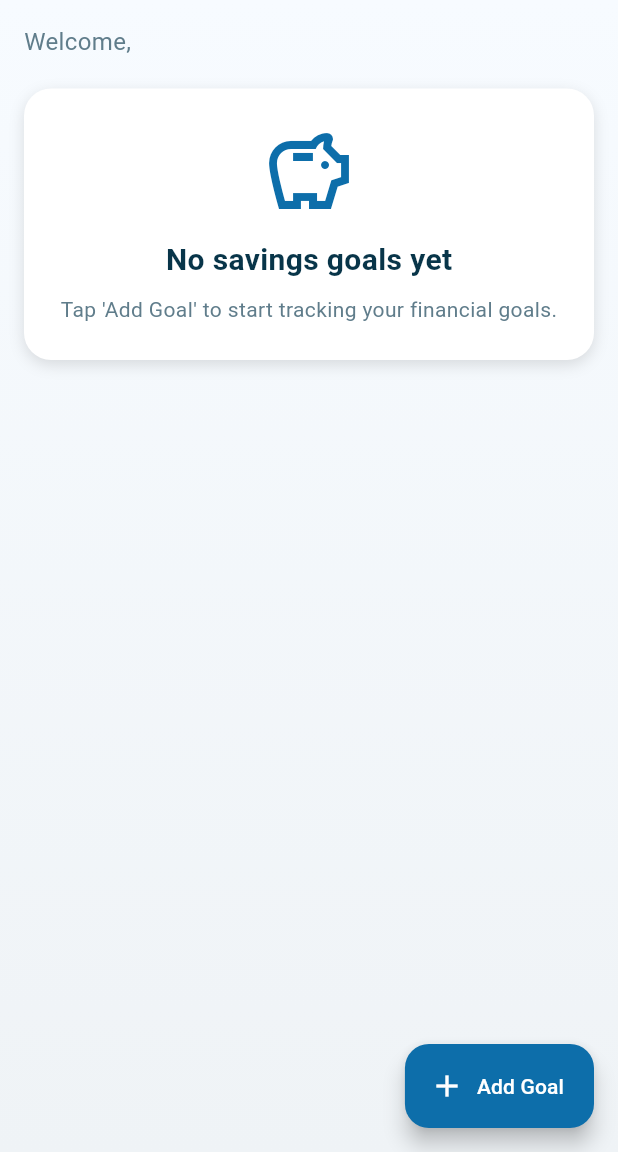
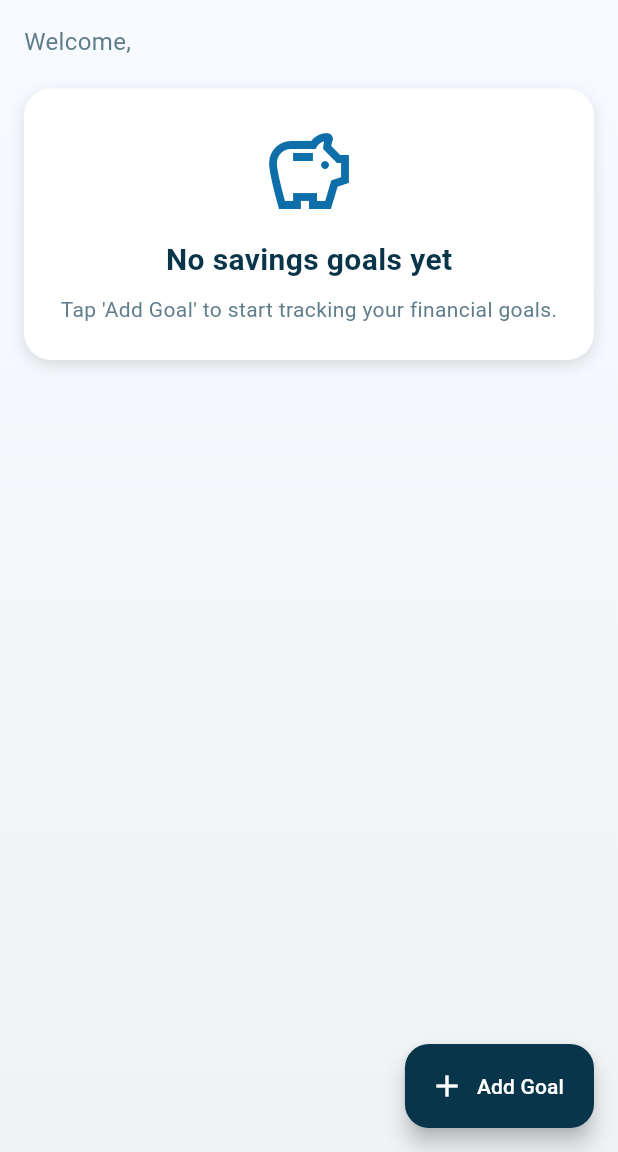
Before and after one commit to ShindeIshika/FinTracker, a Flutter app: the SavingsPage screen opened by its route, in the side drawer, after a tap on "Add Goal", on a phone screen of 412 x 824 dp, the part 84-1236 px from its top. Run offline on Flutter 3.47's test engine with Material 3 defaults, Android fonts, the phone set to English and light mode, and no system bars; our stand-ins replace cloud_firestore, firebase_auth, firebase_core, fl_chart; accounts and stored records are empty; network calls fail.

Commit message:
Fixed savings page errors and updated side nav

```diff
--- a/lib/fintracker_savings.dart
+++ b/lib/fintracker_savings.dart
@@ -397,12 +397,12 @@ class _SavingsPageState extends State<SavingsPage> {
         ),
       ),
       floatingActionButton: FloatingActionButton.extended(
-        onPressed: addSavingsGoal,
-        backgroundColor: const Color(0xFF0D6EAA),
-        foregroundColor: Colors.white,
-        icon: const Icon(Icons.add),
-        label: const Text("Add Goal"),
-      ),
+      onPressed: addSavingsGoal, // ⚠️ also fix function name
+      backgroundColor: const Color(0xFF083549),
+      foregroundColor: Colors.white,
+      icon: const Icon(Icons.add),
+      label: const Text("Add Goal"),
+    ),
       body: Container(
         width: double.infinity,
         padding: const EdgeInsets.all(16),
--- a/lib/main.dart
+++ b/lib/main.dart
@@ -3,45 +3,76 @@ import 'package:flutter_fintracker/fintracker_bills.dart';
 import 'package:flutter_fintracker/fintracker_budget.dart';
 import 'package:flutter_fintracker/fintracker_home.dart';
 import 'email_verification_screen.dart';
-//import 'fintracker_login.dart';
 import 'forgot_password_screen.dart';
-import 'package:firebase_core/firebase_core.dart'; // Firebase core
+import 'package:firebase_core/firebase_core.dart';
 import 'package:flutter_fintracker/fintracker_login.dart';
 import 'package:flutter_fintracker/fintracker_savings.dart';
 import 'package:flutter_fintracker/fintracker_splitbill.dart';
 import 'package:flutter_fintracker/fintracker_transaction.dart';
 import 'firebase_options.dart';
-import 'package:firebase_auth/firebase_auth.dart';// correct file name
-// import your page widgets
+import 'package:firebase_auth/firebase_auth.dart';
 
 void main() async {
-  WidgetsFlutterBinding.ensureInitialized(); // Ensures Flutter is ready
+  WidgetsFlutterBinding.ensureInitialized();
   await Firebase.initializeApp(
-    options: DefaultFirebaseOptions.currentPlatform, // Firebase config for the platform
+    options: DefaultFirebaseOptions.currentPlatform,
   );
   runApp(const FinTrackerApp());
 }
 
-class FinTrackerApp extends StatelessWidget {
+class FinTrackerApp extends StatefulWidget {
   const FinTrackerApp({super.key});
 
   @override
+  State<FinTrackerApp> createState() => _FinTrackerAppState();
+}
+
+class _FinTrackerAppState extends State<FinTrackerApp> {
+  bool isDarkMode = false;
+
+  void toggleTheme(bool value) {
+    setState(() {
+      isDarkMode = value;
+    });
+  }
+
+  @override
   Widget build(BuildContext context) {
-    return MaterialApp(
+    return ThemeController(
+      isDarkMode: isDarkMode,
+      toggleTheme: toggleTheme,
+      child: MaterialApp(
         title: 'FinTracker',
         debugShowCheckedModeBanner: false,
+
+        // ✅ LIGHT THEME
         theme: ThemeData(
+          brightness: Brightness.light,
           colorSchemeSeed: const Color(0xFF083549),
           useMaterial3: true,
+          scaffoldBackgroundColor: const Color(0xFFF7FBFF),
+          cardColor: Colors.white,
         ),
+
+        // ✅ DARK THEME
+        darkTheme: ThemeData(
+          brightness: Brightness.dark,
+          colorSchemeSeed: const Color(0xFF083549),
+          useMaterial3: true,
+          scaffoldBackgroundColor: const Color(0xFF121212),
+          cardColor: const Color(0xFF1E1E1E),
+        ),
+
+        themeMode: isDarkMode ? ThemeMode.dark : ThemeMode.light,
+
         routes: {
           '/login': (_) => const LoginPage(),
           '/dashboard': (_) => FintrackerHome(),
           '/transactions': (_) => const TransactionsPage(),
           '/budget': (_) => const BudgetPlannerScreen(),
-    '/savings':(_)=> const SavingsPage(),
+          '/savings': (_) => const SavingsPage(),
           '/split': (_) => const SplitBillPage(),
-    '/bills': (_)=> const BillsPage(),
+          '/bills': (_) => const BillsPage(),
           '/verify-email': (context) {
             final email =
                 ModalRoute.of(context)?.settings.arguments as String?;
@@ -49,6 +80,7 @@ class FinTrackerApp extends StatelessWidget {
           },
           '/forgot-password': (_) => const ForgotPasswordScreen(),
         },
+
         home: StreamBuilder<User?>(
           stream: FirebaseAuth.instance.authStateChanges(),
           builder: (context, snapshot) {
@@ -61,7 +93,6 @@ class FinTrackerApp extends StatelessWidget {
             if (snapshot.hasData) {
               final user = snapshot.data!;
 
-        // 🔴 KEY LOGIC
               if (!user.emailVerified) {
                 return const EmailVerificationScreen();
               }
@@ -72,6 +103,32 @@ class FinTrackerApp extends StatelessWidget {
             return const LoginPage();
           },
         ),
+      ),
     );
   }
 }
+
+// ✅ GLOBAL THEME CONTROLLER
+class ThemeController extends InheritedWidget {
+  final bool isDarkMode;
+  final Function(bool) toggleTheme;
+
+  const ThemeController({
+    super.key,
+    required this.isDarkMode,
+    required this.toggleTheme,
+    required Widget child,
+  }) : super(child: child);
+
+  static ThemeController of(BuildContext context) {
+    final ThemeController? result =
+        context.dependOnInheritedWidgetOfExactType<ThemeController>();
+    assert(result != null, 'No ThemeController found in context');
+    return result!;
+  }
+
+  @override
+  bool updateShouldNotify(ThemeController oldWidget) {
+    return isDarkMode != oldWidget.isDarkMode;
+  }
+}
--- a/lib/widgets/side_nav.dart
+++ b/lib/widgets/side_nav.dart
@@ -1,4 +1,5 @@
 import 'package:flutter/material.dart';
+import '../main.dart'; // for ThemeController
 
 class SideNav extends StatefulWidget {
   final int selectedIndex;
@@ -25,8 +26,10 @@ class _SideNavState extends State<SideNav> {
       {'icon': Icons.pie_chart, 'label': 'Budget'},
       {'icon': Icons.savings, 'label': 'Savings'},
       {'icon': Icons.group, 'label': 'SplitTheBill'},
-      {'icon': Icons.receipt,'label':'Bill Manager'},
+      {'icon': Icons.receipt, 'label': 'Bill Manager'},
     ];
+
+    final theme = ThemeController.of(context); // access dark mode controller
 
     return Container(
       width: 220,
@@ -35,6 +38,7 @@ class _SideNavState extends State<SideNav> {
       child: Column(
         crossAxisAlignment: CrossAxisAlignment.start,
         children: [
+          // Logo
           const Padding(
             padding: EdgeInsets.symmetric(horizontal: 16),
             child: Row(
@@ -55,6 +59,7 @@ class _SideNavState extends State<SideNav> {
           ),
           const SizedBox(height: 30),
 
+          // Navigation items
           ...List.generate(navItems.length, (index) {
             final item = navItems[index];
             final isSelected = widget.selectedIndex == index;
@@ -66,10 +71,10 @@ class _SideNavState extends State<SideNav> {
                 onExit: (_) => setState(() => hoveredIndex = -1),
                 child: AnimatedContainer(
                   duration: const Duration(milliseconds: 200),
-                  margin: const EdgeInsets.symmetric(
-                      horizontal: 12, vertical: 6),
-                  padding: const EdgeInsets.symmetric(
-                      horizontal: 12, vertical: 10),
+                  margin:
+                      const EdgeInsets.symmetric(horizontal: 12, vertical: 6),
+                  padding:
+                      const EdgeInsets.symmetric(horizontal: 12, vertical: 10),
                   decoration: BoxDecoration(
                     color: isSelected
                         ? Colors.white
@@ -82,17 +87,13 @@ class _SideNavState extends State<SideNav> {
                     children: [
                       Icon(
                         item['icon'] as IconData,
-                        color: isSelected
-                            ? const Color(0xFF083549)
-                            : Colors.white,
+                        color: isSelected ? const Color(0xFF083549) : Colors.white,
                       ),
                       const SizedBox(width: 12),
                       Text(
                         item['label'] as String,
                         style: TextStyle(
-                          color: isSelected
-                              ? const Color(0xFF083549)
-                              : Colors.white,
+                          color: isSelected ? const Color(0xFF083549) : Colors.white,
                         ),
                       ),
                     ],
@@ -101,6 +102,27 @@ class _SideNavState extends State<SideNav> {
               ),
             );
           }),
+
+          const Spacer(), // push dark mode toggle to bottom
+
+          // Dark Mode Toggle
+          Padding(
+            padding: const EdgeInsets.symmetric(horizontal: 12),
+            child: Row(
+              mainAxisAlignment: MainAxisAlignment.spaceBetween,
+              children: [
+                const Text(
+                  "Dark Mode",
+                  style: TextStyle(color: Colors.white),
+                ),
+                Switch(
+                  value: theme.isDarkMode,
+                  onChanged: (value) => theme.toggleTheme(value),
+                  activeColor: Colors.white,
+                ),
+              ],
+            ),
+          ),
         ],
       ),
     );
```
Also changed, not shown: lib/category_service.dart (+12 -8 lines), lib/fintracker_budget.dart (+53 -70 lines), lib/fintracker_expenses.dart (+5 -5 lines). Lines whose indentation alone changed are shown as unchanged.
